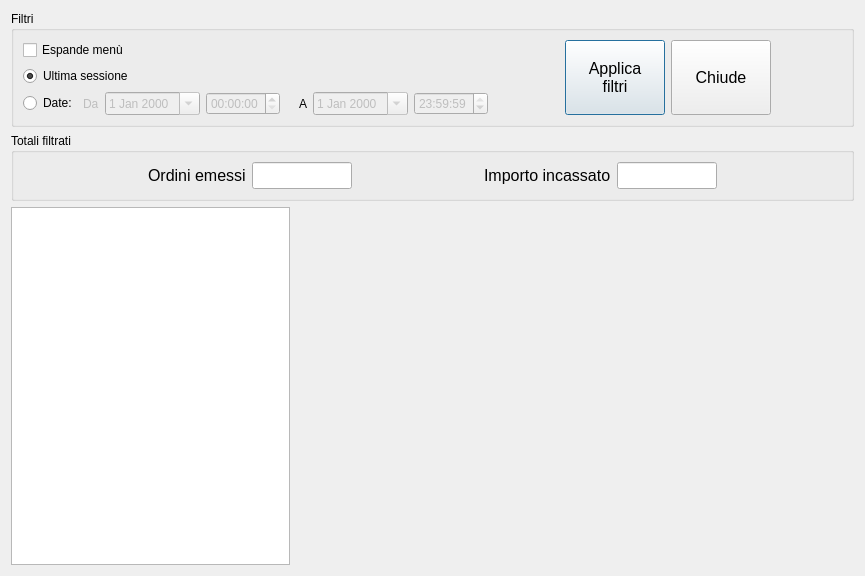
Qt form branches/ramo02/src/statsform.ui (mtonin/gestcassa) before a commit.
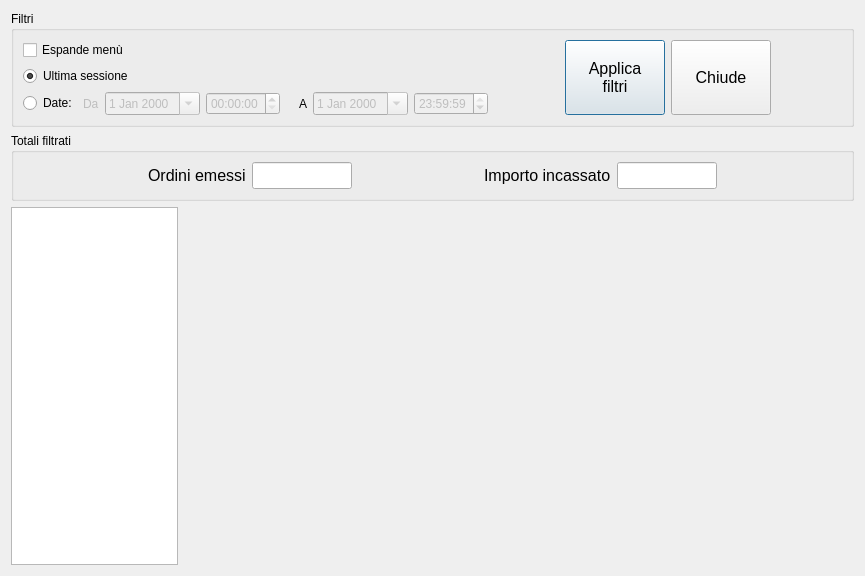
The same form after that commit. Custom widgets are drawn as their Qt base class.

The edit to the form file:
```diff
--- a/branches/ramo02/src/statsform.ui
+++ b/branches/ramo02/src/statsform.ui
@@ -362,7 +362,7 @@
     </widget>
    </item>
    <item>
-    <layout class="QHBoxLayout" name="horizontalLayout_2">
+    <layout class="QHBoxLayout" name="horizontalLayout_2" stretch="1,4">
      <item>
       <widget class="QTableView" name="statsView">
        <property name="sizePolicy">
@@ -389,7 +389,7 @@
       <widget class="QCustomPlot" name="graficoPlot" native="true">
        <property name="sizePolicy">
         <sizepolicy hsizetype="Preferred" vsizetype="Preferred">
-         <horstretch>2</horstretch>
+         <horstretch>3</horstretch>
          <verstretch>0</verstretch>
         </sizepolicy>
        </property>
```
